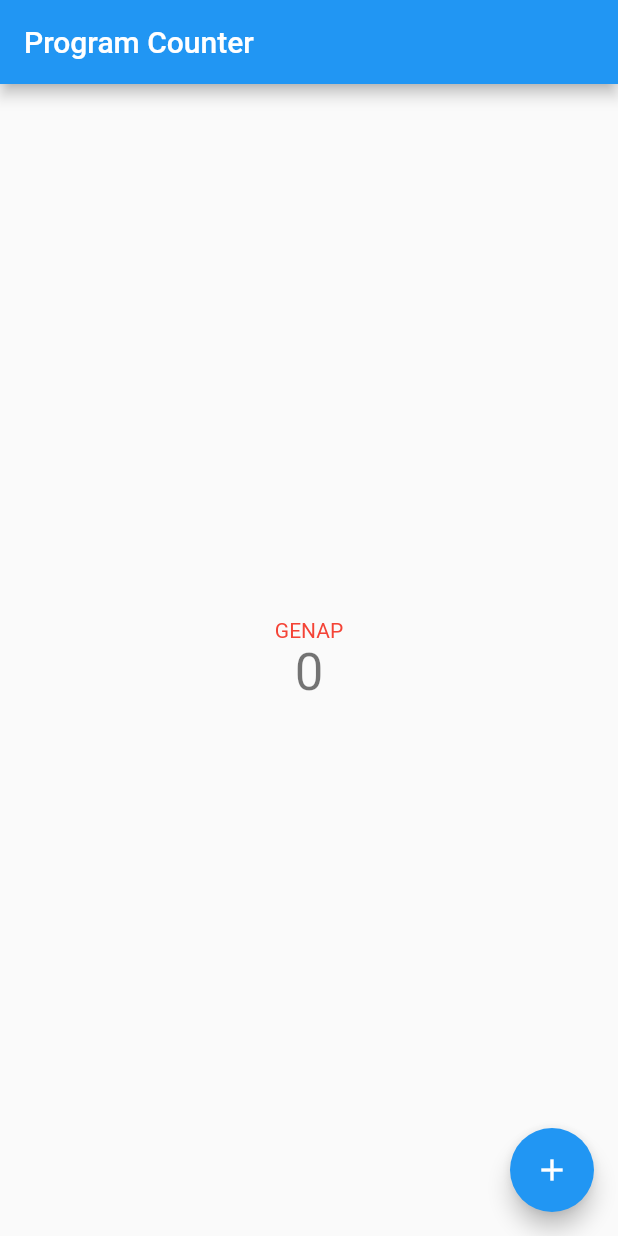
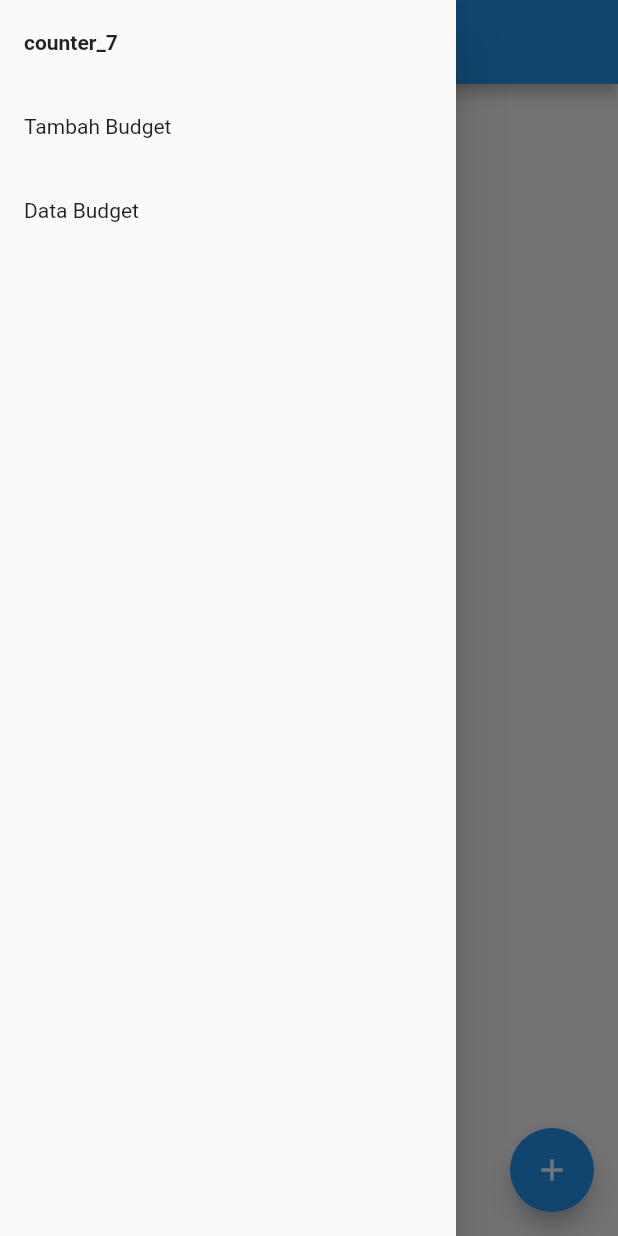
Before and after one commit to morenoraw/pbp-flutter-lab, a Flutter app: the screen it shows after launch, with the side drawer open (before the commit the screen has no drawer), on a phone screen of 412 x 824 dp. Run offline on Flutter 3.47's test engine with Material 2 defaults, Android fonts, the phone set to English and light mode, and no system bars.

```diff
--- /dev/null
+++ b/counter_7/lib/counter7.dart
@@ -0,0 +1,86 @@
+import 'package:flutter/material.dart';
+import 'package:counter_7/drawer.dart';
+
+
+class Counter7 extends StatefulWidget {
+  const Counter7({super.key});
+
+  final String title = "Counter 7";
+
+  @override
+  State<Counter7> createState() => _Counter7State();
+}
+
+class _Counter7State extends State<Counter7> {
+  int _counter = 0;
+
+  void _incrementCounter() {
+    setState(() {
+      _counter++;
+    });
+  }
+
+  void _decrementCounter() {
+    setState(() {
+      if(_counter > 0) {
+        _counter--;
+      }
+    });
+  }
+
+  @override
+  Widget build(BuildContext context) {
+    return Scaffold(
+      appBar: AppBar(
+        title: Text(widget.title),
+      ),
+      body: Center(
+        child: Column(
+          mainAxisAlignment: MainAxisAlignment.center,
+          children: <Widget>[
+            if(_counter % 2 == 0)...[
+              const Text("GENAP",
+                style: TextStyle(
+                  color: Colors.red,
+                ),
+              ),
+            ]else...[
+              const Text("GANJIL",
+                style: TextStyle(
+                  color: Colors.blue,
+                ),
+              )
+            ],
+            Text(
+              '$_counter',
+              style: Theme.of(context).textTheme.headline4,
+            ),
+          ],
+        ),
+      ),
+      floatingActionButton: Padding(
+        padding: const EdgeInsets.only(left: 30),
+        child: Row(
+          crossAxisAlignment: CrossAxisAlignment.end,
+          children: [
+            if(_counter > 0)
+              FloatingActionButton(
+                onPressed: _decrementCounter,
+                tooltip: 'Decrement',
+                child: const Icon(Icons.remove),
+              ),
+            Expanded(
+              child: Container()
+            ),
+            FloatingActionButton(
+                onPressed: _incrementCounter,
+                tooltip: 'Increment',
+                child: const Icon(Icons.add),
+              ),
+          ],
+      ),
+      ),
+      drawer: const DrawerComponents(currentPage: "counter_7"),
+    );
+  }
+}
--- /dev/null
+++ b/counter_7/lib/drawer.dart
@@ -0,0 +1,78 @@
+import 'package:flutter/material.dart';
+import 'package:counter_7/tambahbudget.dart';
+import 'package:counter_7/main.dart';
+import 'package:counter_7/databudget.dart';
+import 'package:counter_7/counter7.dart';
+import 'package:provider/provider.dart';
+
+class DrawerComponents extends StatelessWidget {
+  const DrawerComponents({super.key, required this.currentPage});
+
+  final String currentPage;
+
+  @override
+  Widget build(BuildContext context) {
+    var currentScreen = Provider.of<ScreenState>(context).getCurrentScreen;
+
+    return Drawer(
+        child: ListView(
+      children: <Widget>[
+        ListTile(
+          title: Text(
+            "counter_7",
+            style: currentScreen == 0
+                ? const TextStyle(fontWeight: FontWeight.bold)
+                : const TextStyle(fontWeight: FontWeight.normal),
+          ),
+          onTap: () {
+            Navigator.of(context).pop();
+            if (currentPage != "counter_7") {
+              Provider.of<ScreenState>(context, listen: false)
+                  .setCurrentScreen(0);
+              Navigator.pushReplacement(context,
+                  MaterialPageRoute(builder: (context) => const Counter7()));
+            }
+          },
+        ),
+        ListTile(
+          title: Text(
+            "Tambah Budget",
+            style: currentScreen == 1
+                ? const TextStyle(fontWeight: FontWeight.bold)
+                : const TextStyle(fontWeight: FontWeight.normal),
+          ),
+          onTap: () {
+            Navigator.of(context).pop();
+            if (currentPage != "Tambah Budget") {
+              Provider.of<ScreenState>(context, listen: false)
+                  .setCurrentScreen(1);
+              Navigator.pushReplacement(
+                  context,
+                  MaterialPageRoute(
+                      builder: (context) => const TambahBudgetPage()));
+            }
+          },
+        ),
+        ListTile(
+          title: Text(
+            "Data Budget",
+            style: currentScreen == 2
+                ? const TextStyle(fontWeight: FontWeight.bold)
+                : const TextStyle(fontWeight: FontWeight.normal),
+          ),
+          onTap: () {
+            Navigator.of(context).pop();
+            if (currentPage != "Data Budget") {
+              Provider.of<ScreenState>(context, listen: false)
+                  .setCurrentScreen(2);
+              Navigator.pushReplacement(
+                  context,
+                  MaterialPageRoute(
+                      builder: (context) => const DataBudgetPage()));
+            }
+          },
+        )
+      ],
+    ));
+  }
+}
--- a/counter_7/lib/main.dart
+++ b/counter_7/lib/main.dart
@@ -1,165 +1,48 @@
 import 'package:flutter/material.dart';
+import 'package:counter_7/counter7.dart';
+import 'package:provider/provider.dart';
+import 'package:provider/single_child_widget.dart';
 
-void main() {
-  runApp(const MyApp());
-}
+void main() => runApp(const App());
 
-class MyApp extends StatelessWidget {
-  const MyApp({super.key});
+class App extends StatelessWidget {
+  const App({super.key});
 
   // This widget is the root of your application.
   @override
   Widget build(BuildContext context) {
-    return MaterialApp(
-      title: 'Program Counter',
-      theme: ThemeData(
-        // This is the theme of your application.
-        //
-        // Try running your application with "flutter run". You'll see the
-        // application has a blue toolbar. Then, without quitting the app, try
-        // changing the primarySwatch below to Colors.green and then invoke
-        // "hot reload" (press "r" in the console where you ran "flutter run",
-        // or simply save your changes to "hot reload" in a Flutter IDE).
-        // Notice that the counter didn't reset back to zero; the application
-        // is not restarted.
-        primarySwatch: Colors.blue,
+    return MultiProvider(
+      providers: <SingleChildWidget>[
+        ChangeNotifierProvider<ScreenState>(create: (_) => ScreenState()),
+        ChangeNotifierProvider<BudgetModel>(create: (_) => BudgetModel()),
+      ],
+      child: MaterialApp(
+        title: 'PBP Tugas Flutter',
+        theme: ThemeData(
+          primarySwatch: Colors.blue,
+        ),
+        home: const Counter7(),
       ),
-      home: const MyHomePage(title: 'Program Counter'),
     );
   }
 }
 
-class MyHomePage extends StatefulWidget {
-  const MyHomePage({super.key, required this.title});
+class ScreenState with ChangeNotifier {
+  int _currentScreen = 0;
+  int get getCurrentScreen => _currentScreen;
 
-  // This widget is the home page of your application. It is stateful, meaning
-  // that it has a State object (defined below) that contains fields that affect
-  // how it looks.
-
-  // This class is the configuration for the state. It holds the values (in this
-  // case the title) provided by the parent (in this case the App widget) and
-  // used by the build method of the State. Fields in a Widget subclass are
-  // always marked "final".
-
-  final String title;
-
-  @override
-  State<MyHomePage> createState() => _MyHomePageState();
+  void setCurrentScreen(int screenIndex) {
+    _currentScreen = screenIndex;
+    notifyListeners();
+  }
 }
 
-class _MyHomePageState extends State<MyHomePage> {
-  int _counter = 0;
+class BudgetModel with ChangeNotifier {
+  final List<dynamic> _budgets = [];
+  List<dynamic> get getBudgets => _budgets;
 
-  void _incrementCounter() {
-    setState(() {
-      // This call to setState tells the Flutter framework that something has
-      // changed in this State, which causes it to rerun the build method below
-      // so that the display can reflect the updated values. If we changed
-      // _counter without calling setState(), then the build method would not be
-      // called again, and so nothing would appear to happen.
-      _counter++;
-    });
-  }
-
-  void _decrementCounter() {
-    setState(() {
-      // This call to setState tells the Flutter framework that something has
-      // changed in this State, which causes it to rerun the build method below
-      // so that the display can reflect the updated values. If we changed
-      // _counter without calling setState(), then the build method would not be
-      // called again, and so nothing would appear to happen.
-      if(_counter > 0) {
-        _counter--;
-      }
-    });
-  }
-
-  @override
-  Widget build(BuildContext context) {
-    // This method is rerun every time setState is called, for instance as done
-    // by the _incrementCounter method above.
-    //
-    // The Flutter framework has been optimized to make rerunning build methods
-    // fast, so that you can just rebuild anything that needs updating rather
-    // than having to individually change instances of widgets.
-    return Scaffold(
-      appBar: AppBar(
-        // Here we take the value from the MyHomePage object that was created by
-        // the App.build method, and use it to set our appbar title.
-        title: Text(widget.title),
-      ),
-      body: Center(
-        // Center is a layout widget. It takes a single child and positions it
-        // in the middle of the parent.
-        child: Column(
-          // Column is also a layout widget. It takes a list of children and
-          // arranges them vertically. By default, it sizes itself to fit its
-          // children horizontally, and tries to be as tall as its parent.
-          //
-          // Invoke "debug painting" (press "p" in the console, choose the
-          // "Toggle Debug Paint" action from the Flutter Inspector in Android
-          // Studio, or the "Toggle Debug Paint" command in Visual Studio Code)
-          // to see the wireframe for each widget.
-          //
-          // Column has various properties to control how it sizes itself and
-          // how it positions its children. Here we use mainAxisAlignment to
-          // center the children vertically; the main axis here is the vertical
-          // axis because Columns are vertical (the cross axis would be
-          // horizontal).
-          mainAxisAlignment: MainAxisAlignment.center,
-          children: <Widget>[
-            if(_counter % 2 == 0)...[
-              const Text("GENAP",
-                style: TextStyle(
-                  color: Colors.red,
-                ),
-              ),
-            ]else...[
-              const Text("GANJIL",
-                style: TextStyle(
-                  color: Colors.blue,
-                ),
-              )
-            ],
-            Text(
-              '$_counter',
-              style: Theme.of(context).textTheme.headline4,
-            ),
-          ],
-        ),
-      ),
-      floatingActionButton: Padding(
-        padding: const EdgeInsets.only(left: 30),
-        child: Row(
-          crossAxisAlignment: CrossAxisAlignment.end,
-          children: [
-            if(_counter > 0)
-              FloatingActionButton(
-                onPressed: _decrementCounter,
-                tooltip: 'Decrement',
-                child: const Icon(Icons.remove),
-              ),
-            Expanded(
-              child: Container()
-            ),
-            FloatingActionButton(
-                onPressed: _incrementCounter,
-                tooltip: 'Increment',
-                child: const Icon(Icons.add),
-              ),
-          ],
-      ),
-      )
-      // floatingActionButton: FloatingActionButton(
-      //   onPressed: _decrementCounter,
-      //   tooltip: 'Decrement',
-      //   child: const Icon(Icons.remove),
-      // ),
-      // floatingActionButton: FloatingActionButton(
-      //   onPressed: _incrementCounter,
-      //   tooltip: 'Increment',
-      //   child: const Icon(Icons.add),
-      // ), // This trailing comma makes auto-formatting nicer for build methods.
-    );
+  void addBudget(Map budget) {
+    _budgets.add(budget);
+    notifyListeners();
   }
 }
--- a/counter_7/pubspec.yaml
+++ b/counter_7/pubspec.yaml
@@ -36,6 +36,8 @@ dependencies:
   # The following adds the Cupertino Icons font to your application.
   # Use with the CupertinoIcons class for iOS style icons.
   cupertino_icons: ^1.0.2
+  provider: ^6.0.4
+  intl: ^0.17.0
 
 dev_dependencies:
   flutter_test:
```
Also changed, not shown: counter_7/lib/databudget.dart (added, +81 -0 lines), counter_7/lib/tambahbudget.dart (added, +199 -0 lines), counter_7/pubspec.lock, 2 other files.
